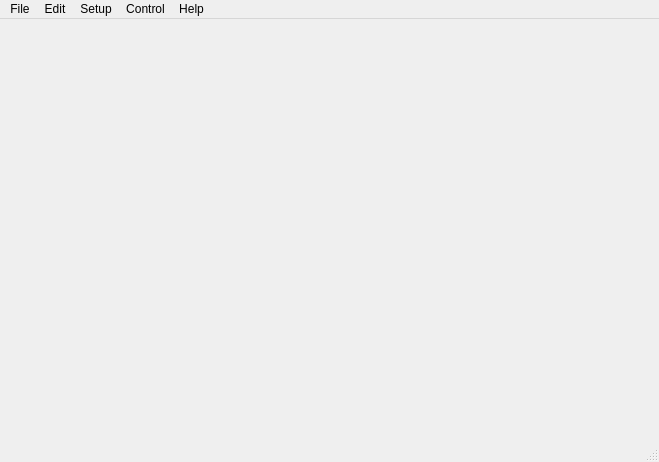
The window that TermMaster/MainWindow.ui (Octaviarius/TermMaster) describes before a commit, drawn with Qt 5.
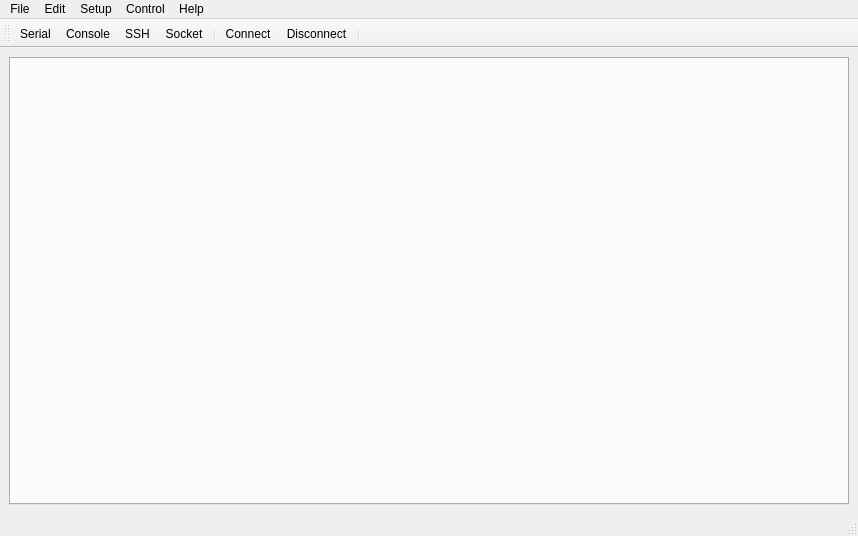
The same window after the commit. Icons and pictures are not drawn.

```diff
--- a/TermMaster/MainWindow.ui
+++ b/TermMaster/MainWindow.ui
@@ -6,22 +6,26 @@
    <rect>
     <x>0</x>
     <y>0</y>
-    <width>659</width>
-    <height>462</height>
+    <width>858</width>
+    <height>536</height>
    </rect>
   </property>
   <property name="windowTitle">
    <string>MainWindow</string>
   </property>
   <widget class="QWidget" name="centralwidget">
-   <layout class="QGridLayout" name="gridLayout"/>
+   <layout class="QGridLayout" name="gridLayout">
+    <item row="0" column="0">
+     <widget class="QTabWidget" name="tabTerminals"/>
+    </item>
+   </layout>
   </widget>
   <widget class="QMenuBar" name="menubar">
    <property name="geometry">
     <rect>
      <x>0</x>
      <y>0</y>
-     <width>659</width>
+     <width>858</width>
      <height>22</height>
     </rect>
    </property>
@@ -90,6 +94,25 @@
    <addaction name="menuHelp"/>
   </widget>
   <widget class="QStatusBar" name="statusbar"/>
+  <widget class="QToolBar" name="toolBar">
+   <property name="windowTitle">
+    <string>toolBar</string>
+   </property>
+   <attribute name="toolBarArea">
+    <enum>TopToolBarArea</enum>
+   </attribute>
+   <attribute name="toolBarBreak">
+    <bool>false</bool>
+   </attribute>
+   <addaction name="actionFile_New_Serial"/>
+   <addaction name="actionFile_NewConsole"/>
+   <addaction name="actionFile_NewSsh"/>
+   <addaction name="actionFile_New_Socket"/>
+   <addaction name="separator"/>
+   <addaction name="actionConnect"/>
+   <addaction name="actionDisconnect"/>
+   <addaction name="separator"/>
+  </widget>
   <action name="actionSerial">
    <property name="text">
     <string>Serial</string>
@@ -215,6 +238,35 @@
     <string>Terminal</string>
    </property>
   </action>
+  <action name="actionConnect">
+   <property name="icon">
+    <iconset resource="res.qrc">
+     <normaloff>:/icon/resources/icon/connected.svg</normaloff>:/icon/resources/icon/connected.svg</iconset>
+   </property>
+   <property name="text">
+    <string>Connect</string>
+   </property>
+   <property name="shortcut">
+    <string>Alt+C</string>
+   </property>
+  </action>
+  <action name="actionDisconnect">
+   <property name="icon">
+    <iconset resource="res.qrc">
+     <normaloff>:/icon/resources/icon/disconnected.svg</normaloff>:/icon/resources/icon/disconnected.svg</iconset>
+   </property>
+   <property name="text">
+    <string>Disconnect</string>
+   </property>
+   <property name="shortcut">
+    <string>Alt+D</string>
+   </property>
+  </action>
+  <action name="actionReset_buffer">
+   <property name="text">
+    <string>Reset buffer</string>
+   </property>
+  </action>
  </widget>
  <resources/>
  <connections/>
```
Left out of the diff: 47 changed lines with no effect on the pictures.
